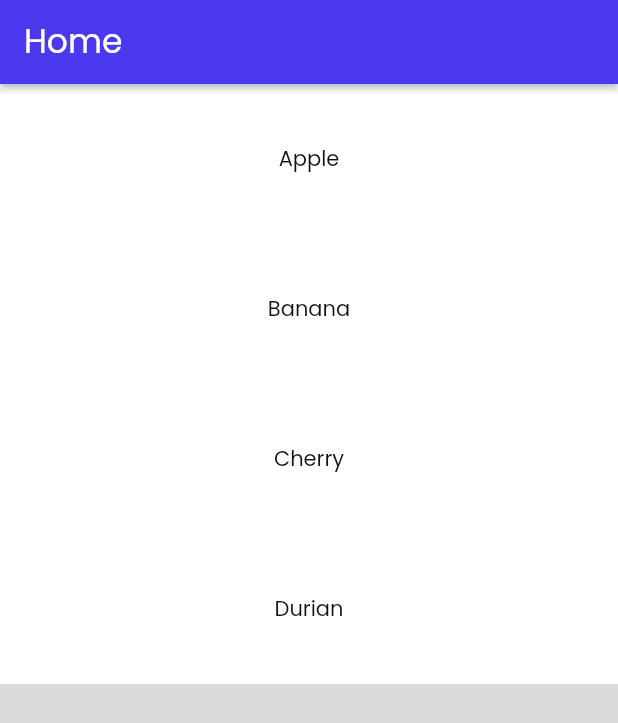
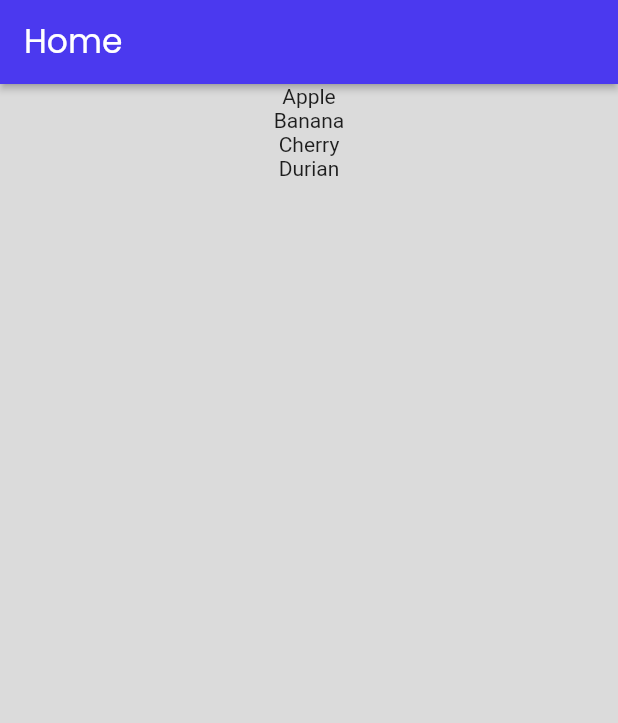
Before and after one commit to thruthesky/test, a Flutter app: the screen it shows once a user with an empty profile is signed in, on a phone screen of 412 x 824 dp. Shown: the top 723 px of the screen. Run offline on Flutter 3.47's test engine with Material 2 defaults, Android fonts, the phone set to English and light mode, and no system bars; our stand-ins replace auto_size_text, built_collection, built_value, cloud_firestore, firebase_auth, firebase_core and 11 more; missing offline and left inert: json_path; accounts and stored records are empty.

Commit message:
Updating to latest FlutterFlow output.

```diff
--- /dev/null
+++ b/lib/custom_code/widgets/display_fruits.dart
@@ -0,0 +1,33 @@
+// Automatic FlutterFlow imports
+import '../../backend/backend.dart';
+import '../../flutter_flow/flutter_flow_theme.dart';
+import '../../flutter_flow/flutter_flow_util.dart';
+import 'index.dart'; // Imports other custom widgets
+import 'package:flutter/material.dart';
+// Begin custom widget code
+// DO NOT REMOVE OR MODIFY THE CODE ABOVE!
+
+class DisplayFruits extends StatefulWidget {
+  const DisplayFruits({
+    Key? key,
+    this.width,
+    this.height,
+  }) : super(key: key);
+
+  final double? width;
+  final double? height;
+
+  @override
+  _DisplayFruitsState createState() => _DisplayFruitsState();
+}
+
+class _DisplayFruitsState extends State<DisplayFruits> {
+  @override
+  Widget build(BuildContext context) {
+    return Column(
+      children: [
+        for (final String fruit in FFAppState().fruits) Text(fruit),
+      ],
+    );
+  }
+}
--- /dev/null
+++ b/lib/custom_code/widgets/index.dart
@@ -0,0 +1 @@
+export 'display_fruits.dart' show DisplayFruits;
--- a/lib/home/home_widget.dart
+++ b/lib/home/home_widget.dart
@@ -1,5 +1,6 @@
 import '../flutter_flow/flutter_flow_theme.dart';
 import '../flutter_flow/flutter_flow_util.dart';
+import '../custom_code/widgets/index.dart' as custom_widgets;
 import 'package:flutter/material.dart';
 import 'package:google_fonts/google_fonts.dart';
 
@@ -36,28 +37,13 @@ class _HomeWidgetState extends State<HomeWidget> {
       body: SafeArea(
         child: GestureDetector(
           onTap: () => FocusScope.of(context).unfocus(),
-          child: Builder(
-            builder: (context) {
-              final fruit = FFAppState().fruits.toList();
-              return Column(
-                mainAxisSize: MainAxisSize.max,
-                children: List.generate(fruit.length, (fruitIndex) {
-                  final fruitItem = fruit[fruitIndex];
-                  return Container(
-                    width: double.infinity,
-                    height: 100,
-                    decoration: BoxDecoration(
-                      color: FlutterFlowTheme.of(context).secondaryBackground,
-                    ),
-                    alignment: AlignmentDirectional(0, 0),
-                    child: Text(
-                      fruitItem,
-                      style: FlutterFlowTheme.of(context).bodyText1,
-                    ),
-                  );
-                }),
-              );
-            },
+          child: Container(
+            width: double.infinity,
+            height: double.infinity,
+            child: custom_widgets.DisplayFruits(
+              width: double.infinity,
+              height: double.infinity,
+            ),
           ),
         ),
       ),
```
